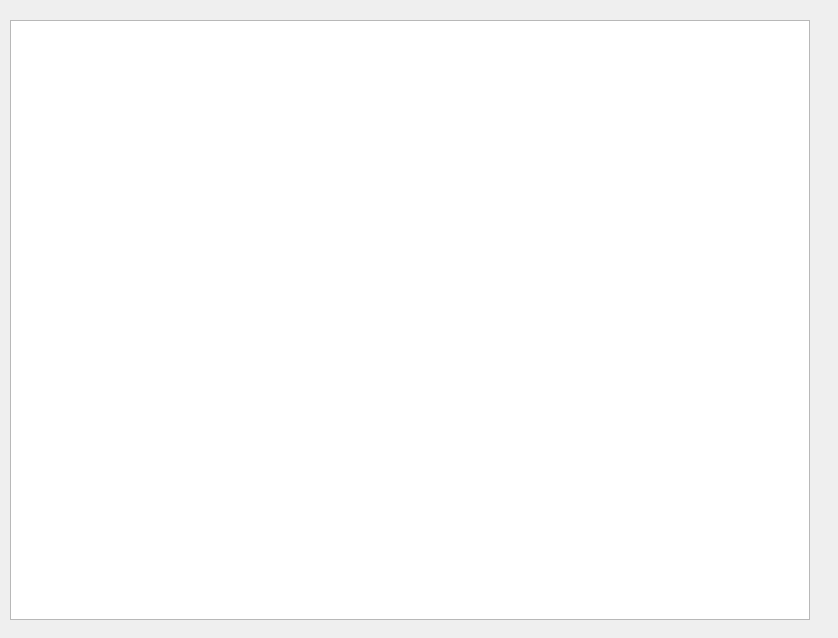
First picture: the form in mainwindow.ui, repository JuanSebastianMejiaOrtiz/Practica_5, before the edit.
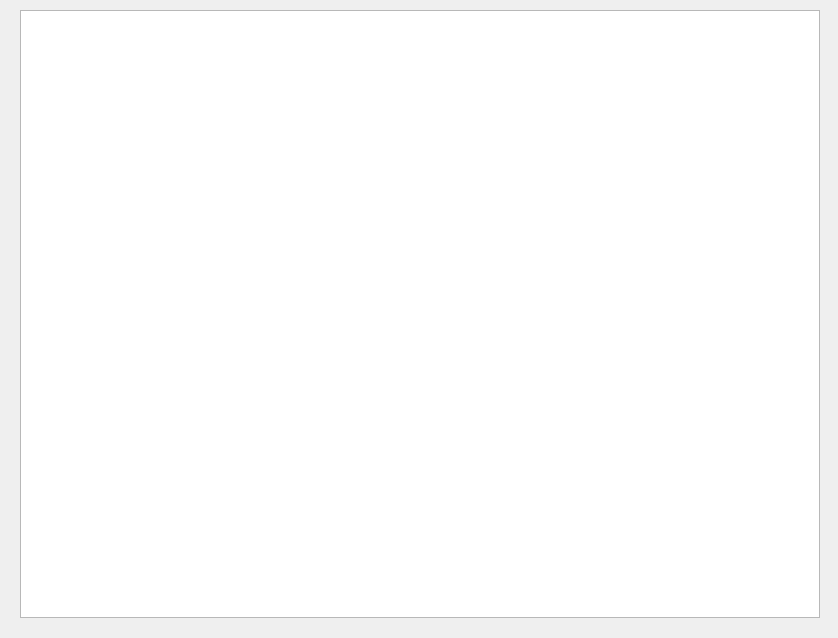
Second picture: the form after the edit.

Patch:
```diff
--- a/mainwindow.ui
+++ b/mainwindow.ui
@@ -17,10 +17,10 @@
    <widget class="QGraphicsView" name="graphicsView">
     <property name="geometry">
      <rect>
-      <x>10</x>
-      <y>20</y>
+      <x>20</x>
+      <y>10</y>
       <width>800</width>
-      <height>600</height>
+      <height>608</height>
      </rect>
     </property>
    </widget>
```
